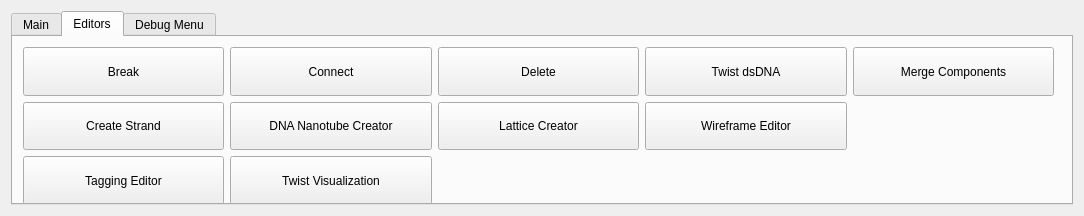
Above: AdenitaCoreSE/form/SEAdenitaCoreSEAppGUI.ui from edellano/Adenita-SAMSON-Edition before the change. Below: the same form after it.
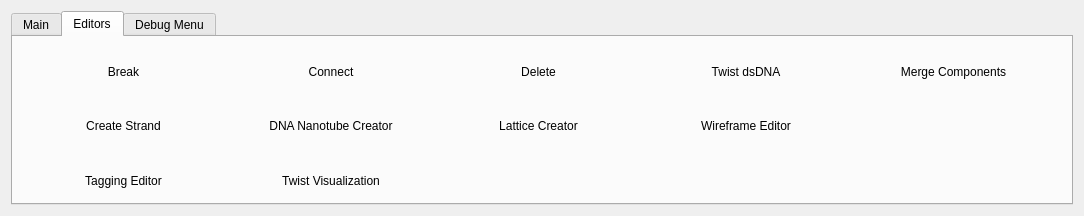
That is the form after the change. The open tabs and pages were chosen to show the change.

```diff
--- a/AdenitaCoreSE/form/SEAdenitaCoreSEAppGUI.ui
+++ b/AdenitaCoreSE/form/SEAdenitaCoreSEAppGUI.ui
@@ -307,6 +307,9 @@
             <property name="toolButtonStyle">
              <enum>Qt::ToolButtonTextUnderIcon</enum>
             </property>
+            <property name="autoRaise">
+             <bool>true</bool>
+            </property>
            </widget>
           </item>
           <item row="0" column="6">
@@ -326,6 +329,9 @@
             <property name="toolButtonStyle">
              <enum>Qt::ToolButtonTextUnderIcon</enum>
             </property>
+            <property name="autoRaise">
+             <bool>true</bool>
+            </property>
            </widget>
           </item>
           <item row="1" column="1">
@@ -345,6 +351,9 @@
             <property name="toolButtonStyle">
              <enum>Qt::ToolButtonTextUnderIcon</enum>
             </property>
+            <property name="autoRaise">
+             <bool>true</bool>
+            </property>
            </widget>
           </item>
           <item row="2" column="1">
@@ -364,6 +373,9 @@
             <property name="toolButtonStyle">
              <enum>Qt::ToolButtonTextUnderIcon</enum>
             </property>
+            <property name="autoRaise">
+             <bool>true</bool>
+            </property>
            </widget>
           </item>
           <item row="1" column="0">
@@ -383,6 +395,9 @@
             <property name="toolButtonStyle">
              <enum>Qt::ToolButtonTextUnderIcon</enum>
             </property>
+            <property name="autoRaise">
+             <bool>true</bool>
+            </property>
            </widget>
           </item>
           <item row="1" column="2">
@@ -402,6 +417,9 @@
             <property name="toolButtonStyle">
              <enum>Qt::ToolButtonTextUnderIcon</enum>
             </property>
+            <property name="autoRaise">
+             <bool>true</bool>
+            </property>
            </widget>
           </item>
           <item row="0" column="0">
@@ -448,6 +466,9 @@
             <property name="toolButtonStyle">
              <enum>Qt::ToolButtonTextUnderIcon</enum>
             </property>
+            <property name="autoRaise">
+             <bool>true</bool>
+            </property>
            </widget>
           </item>
           <item row="0" column="1">
@@ -476,6 +497,9 @@
             <property name="toolButtonStyle">
              <enum>Qt::ToolButtonTextUnderIcon</enum>
             </property>
+            <property name="autoRaise">
+             <bool>true</bool>
+            </property>
            </widget>
           </item>
           <item row="0" column="3">
@@ -504,6 +528,9 @@
             <property name="toolButtonStyle">
              <enum>Qt::ToolButtonTextUnderIcon</enum>
             </property>
+            <property name="autoRaise">
+             <bool>true</bool>
+            </property>
            </widget>
           </item>
           <item row="2" column="0">
@@ -523,6 +550,9 @@
             <property name="toolButtonStyle">
              <enum>Qt::ToolButtonTextUnderIcon</enum>
             </property>
+            <property name="autoRaise">
+             <bool>true</bool>
+            </property>
            </widget>
           </item>
           <item row="1" column="3">
@@ -545,6 +575,9 @@
             <property name="toolButtonStyle">
              <enum>Qt::ToolButtonTextUnderIcon</enum>
             </property>
+            <property name="autoRaise">
+             <bool>true</bool>
+            </property>
            </widget>
           </item>
          </layout>
```
Left out of the diff: 182 changed lines with no effect on the pictures.
